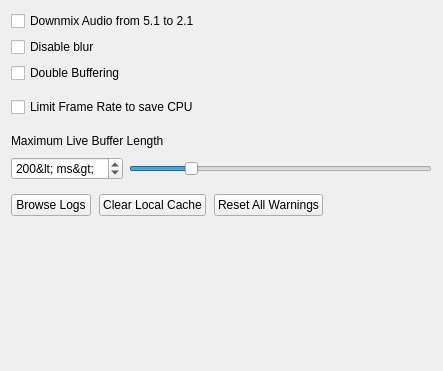
This is vms/client/nx_vms_client_desktop/src/ui/widgets/local_settings/advanced_settings_widget.ui in networkoptix/nx_open as Qt 5 draws it before an edit. The edited form follows.
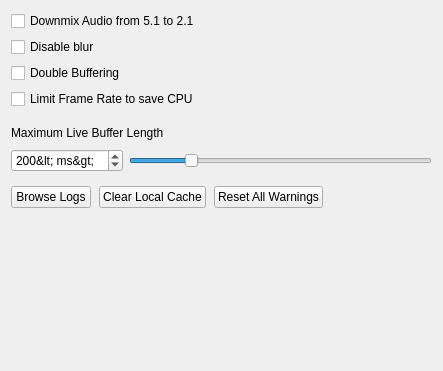
This is the edited form. Custom widgets are drawn as their Qt base class.

Commit message:
Fix options spacing in local settings
Branch: x/VMS-17074_rendering_performance_optimisations

What changed in the file:
```diff
--- a/vms/client/nx_vms_client_desktop/src/ui/widgets/local_settings/advanced_settings_widget.ui
+++ b/vms/client/nx_vms_client_desktop/src/ui/widgets/local_settings/advanced_settings_widget.ui
@@ -33,9 +33,6 @@
      <property name="spacing">
       <number>4</number>
      </property>
-     <property name="bottomMargin">
-      <number>8</number>
-     </property>
      <item>
       <widget class="QCheckBox" name="doubleBufferCheckbox">
        <property name="text">
```
